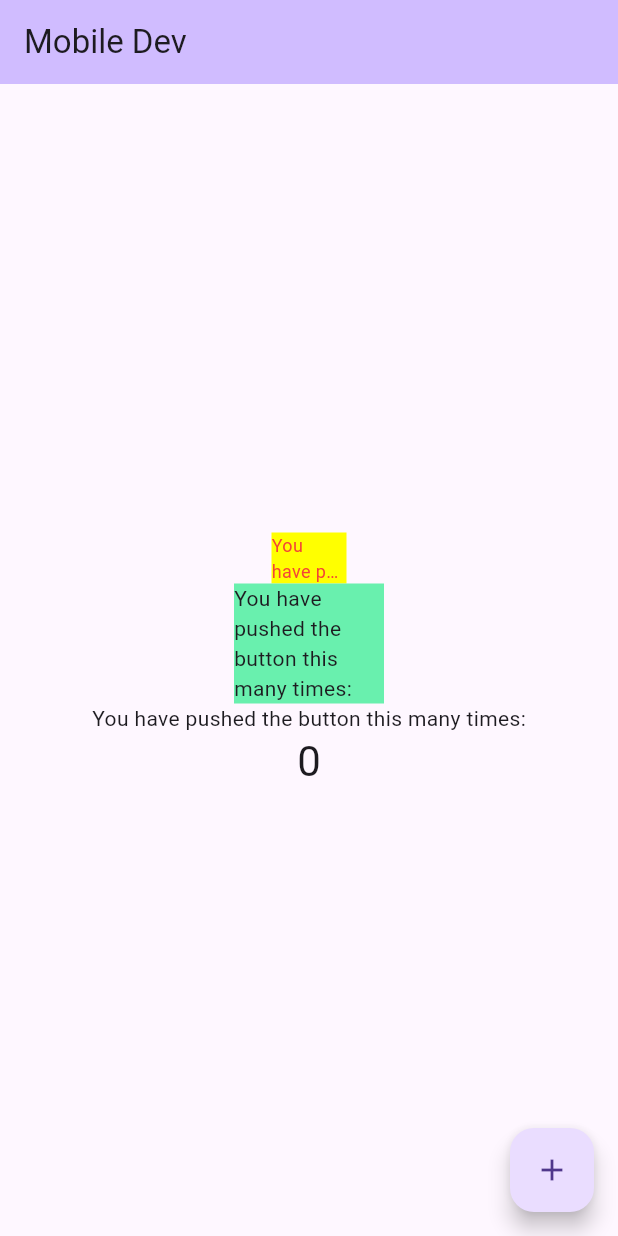
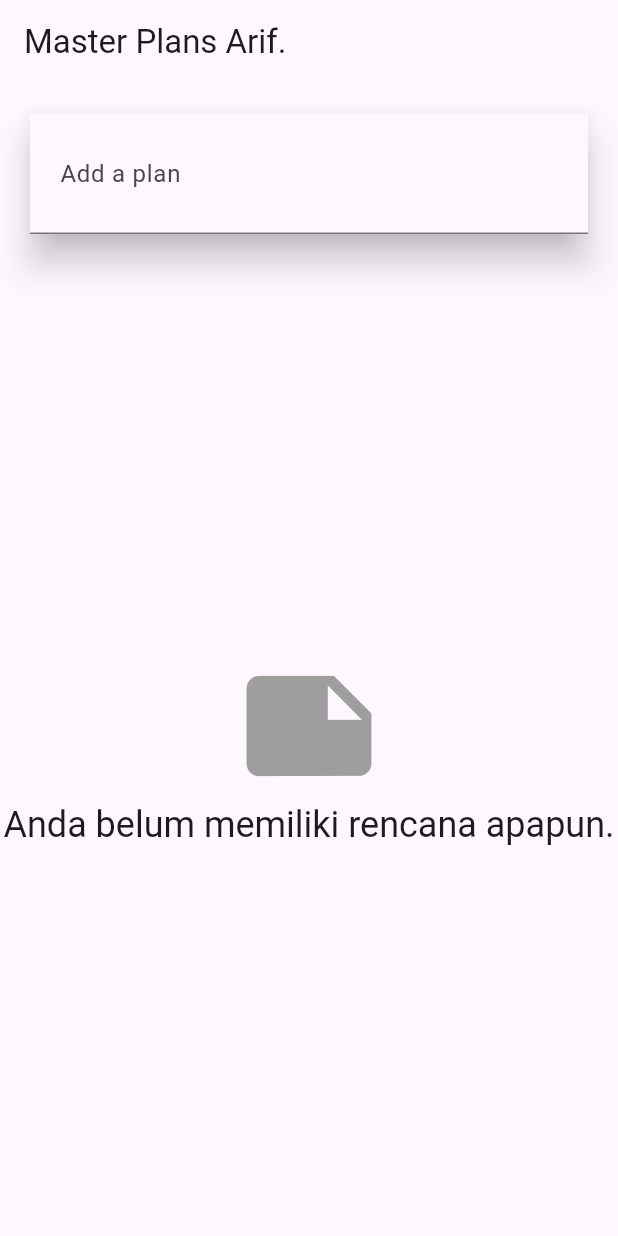
Before and after one commit to fakhruddinarif/mobile_dev, a Flutter app: the screen it shows after launch, on a phone screen of 412 x 824 dp. Run offline on Flutter 3.47's test engine with Material 3 defaults, Android fonts, the phone set to English and light mode, and no system bars; drawn by our look-alikes of auto_size_text; our stand-ins replace go_router.

Commit message:
feat: done create tasks practicum 1 and 2

```diff
--- a/lib/main.dart
+++ b/lib/main.dart
@@ -1,12 +1,31 @@
 import 'package:flutter/material.dart';
 import 'package:go_router/go_router.dart';
 import 'package:mobile_dev/basic_widgets/red_text_widget.dart';
-import 'package:mobile_dev/basic_widgets/scaffold_widget.dart';
+import 'package:mobile_dev/models/data_layer.dart';
 import 'package:mobile_dev/pages/home_page.dart';
 import 'package:mobile_dev/pages/item_page.dart';
+import 'package:mobile_dev/provider/plan_provider.dart';
+import 'package:mobile_dev/views/plan_creator_screen.dart';
+import 'package:mobile_dev/views/plan_screen.dart';
 
-void main() {
-  runApp(const MyApp());
+void main() => runApp(MasterPlanApp());
+
+class MasterPlanApp extends StatelessWidget {
+  const MasterPlanApp({Key? key}) : super(key: key);
+
+  @override
+  Widget build(BuildContext context) {
+    return PlanProvider(
+      notifier: ValueNotifier<List<Plan>>([]),
+      child: MaterialApp(
+        title: 'State management app',
+        theme: ThemeData(
+          primarySwatch: Colors.blue,
+        ),
+        home: const PlanCreatorScreen(),
+      ),
+    );
+  }
 }
 
 final GoRouter _router = GoRouter(
--- /dev/null
+++ b/lib/models/data_layer.dart
@@ -0,0 +1,2 @@
+export 'plan.dart';
+export 'task.dart';
--- /dev/null
+++ b/lib/models/plan.dart
@@ -0,0 +1,11 @@
+import 'package:mobile_dev/models/task.dart';
+
+class Plan {
+  final String name;
+  final List<Task> tasks;
+
+  const Plan({this.name = '', this.tasks = const []});
+
+  int get completedCount => tasks.where((task) => task.complete).length;
+  String get completenessMessage => '$completedCount out of ${tasks.length} tasks';
+}
--- /dev/null
+++ b/lib/models/task.dart
@@ -0,0 +1,6 @@
+class Task {
+  final String description;
+  final bool complete;
+
+  const Task({this.description = '', this.complete = false});
+}
--- /dev/null
+++ b/lib/provider/plan_provider.dart
@@ -0,0 +1,15 @@
+import 'package:flutter/material.dart';
+import 'package:mobile_dev/models/data_layer.dart';
+
+class PlanProvider extends InheritedNotifier<ValueNotifier<List<Plan>>> {
+  const PlanProvider({super.key, required Widget child, required ValueNotifier<List<Plan>> notifier}) : super(child: child, notifier: notifier);
+
+  static ValueNotifier<List<Plan>> of(BuildContext context) {
+    return context.dependOnInheritedWidgetOfExactType<PlanProvider>()!.notifier!;
+  }
+
+  @override
+  bool updateShouldNotify(PlanProvider oldWidget) {
+    return oldWidget.notifier!.value != notifier!.value;
+  }
+}
--- /dev/null
+++ b/lib/views/plan_creator_screen.dart
@@ -0,0 +1,100 @@
+import 'package:flutter/material.dart';
+import 'package:mobile_dev/models/data_layer.dart';
+import 'package:mobile_dev/provider/plan_provider.dart';
+import 'package:mobile_dev/views/plan_screen.dart';
+
+class PlanCreatorScreen extends StatefulWidget {
+  const PlanCreatorScreen({Key? key}) : super(key: key);
+
+  @override
+  _PlanCreatorScreenState createState() => _PlanCreatorScreenState();
+}
+
+class _PlanCreatorScreenState extends State<PlanCreatorScreen> {
+  final textController = TextEditingController();
+
+  @override
+  Widget build(BuildContext context) {
+    return Scaffold(
+      appBar: AppBar(title: const Text('Master Plans Arif.')),
+      body: Column(
+        children: [
+          _buildListCreator(),
+          Expanded(child: _buildMasterPlans()),
+        ],
+      ),
+    );
+  }
+
+  Widget _buildListCreator() {
+    return Padding(
+      padding: const EdgeInsets.all(20.0),
+      child: Material(
+        color: Theme.of(context).cardColor,
+        elevation: 10,
+        child: TextField(
+          controller: textController,
+          decoration: const InputDecoration(
+            labelText: 'Add a plan',
+            contentPadding: EdgeInsets.all(20),
+          ),
+          onEditingComplete: addPlan,
+        ),
+      ),
+    );
+  }
+
+  void addPlan() {
+    final text = textController.text;
+    if (text.isEmpty) return;
+    final plan = Plan(name: text, tasks: []);
+    ValueNotifier<List<Plan>> planNotifier = PlanProvider.of(context);
+    planNotifier.value = List<Plan>.from(planNotifier.value)..add(plan);
+    textController.clear();
+    FocusScope.of(context).requestFocus(FocusNode());
+    setState(() {});
+  }
+
+  Widget _buildMasterPlans() {
+    ValueNotifier<List<Plan>> planNotifier = PlanProvider.of(context);
+    List<Plan> plans = planNotifier.value;
+
+    if (plans.isEmpty) {
+      return Column(
+        mainAxisAlignment: MainAxisAlignment.center,
+        children: [
+          const Icon(Icons.note, size: 100, color: Colors.grey),
+          Text(
+            'Anda belum memiliki rencana apapun.',
+            style: Theme.of(context).textTheme.headlineSmall,
+            textAlign: TextAlign.center,
+          ),
+        ],
+      );
+    }
+
+    return ListView.builder(
+      itemCount: plans.length,
+      itemBuilder: (context, index) {
+        final plan = plans[index];
+        return ListTile(
+          title: Text(plan.name),
+          subtitle: Text(plan.completenessMessage),
+          onTap: () {
+            Navigator.of(context).push(
+              MaterialPageRoute(
+                builder: (_) => PlanScreen(plan: plan),
+              ),
+            );
+          },
+        );
+      },
+    );
+  }
+
+  @override
+  void dispose() {
+    textController.dispose();
+    super.dispose();
+  }
+}
--- /dev/null
+++ b/lib/views/plan_screen.dart
@@ -0,0 +1,125 @@
+import 'package:flutter/material.dart';
+import 'package:mobile_dev/models/data_layer.dart';
+import 'package:mobile_dev/provider/plan_provider.dart';
+
+class PlanScreen extends StatefulWidget {
+  final Plan plan;
+  const PlanScreen({super.key, required this.plan});
+
+  @override
+  _PlanScreenState createState() => _PlanScreenState();
+}
+
+class _PlanScreenState extends State<PlanScreen> {
+  late ScrollController scrollController;
+  Plan get plan => widget.plan;
+
+  @override
+  void initState() {
+    super.initState();
+    scrollController = ScrollController()
+      ..addListener(() {
+        FocusScope.of(context).requestFocus(FocusNode());
+      });
+  }
+
+  @override
+  void dispose() {
+    scrollController.dispose();
+    super.dispose();
+  }
+
+  @override
+  Widget build(BuildContext context) {
+    ValueNotifier<List<Plan>> planNotifier = PlanProvider.of(context);
+    return Scaffold(
+      appBar: AppBar(title: Text(plan.name),),
+      body: ValueListenableBuilder<List<Plan>>(
+          valueListenable: planNotifier,
+          builder: (context, plans, child) {
+            Plan currentPlan = plans.firstWhere((plan) => plan.name == widget.plan.name, orElse: () => Plan(name: '', tasks: []));
+            return Column(
+              children: [
+                Expanded(
+                  child: _buildList(currentPlan),
+                ),
+                SafeArea(
+                  child: Text(currentPlan.completenessMessage),
+                ),
+              ],
+            );
+          }
+      ),
+      floatingActionButton: _buildAddTaskButton(context),
+    );
+  }
+
+  Widget _buildAddTaskButton(BuildContext context) {
+    ValueNotifier<List<Plan>> planNotifier = PlanProvider.of(context);
+
+    return FloatingActionButton(
+      child: const Icon(Icons.add),
+      onPressed: () {
+        Plan currentPlan = plan;
+        int planIndex = planNotifier.value.indexWhere((plan) => plan.name == currentPlan.name);
+        if (planIndex == -1) return;
+        List<Task> updatedTasks = List<Task>.from(currentPlan.tasks)
+          ..add(const Task());
+        planNotifier.value = List<Plan>.from(planNotifier.value)
+          ..[planIndex] = Plan(
+            name: currentPlan.name,
+            tasks: updatedTasks,
+          );
+        planNotifier.value = List<Plan>.from(planNotifier.value);
+      },
+    );
+  }
+
+  Widget _buildList(Plan plan) {
+    return ListView.builder(
+        controller: scrollController,
+        itemCount: plan.tasks.length,
+        itemBuilder: (context, index) => _buildTaskTile(plan.tasks[index], index, context)
+    );
+  }
+
+  Widget _buildTaskTile(Task task, int index, BuildContext context) {
+    ValueNotifier<List<Plan>> planNotifier = PlanProvider.of(context);
+
+    return ListTile(
+      leading: Checkbox(
+          value: task.complete,
+          onChanged: (selected) {
+            Plan currentPlan = planNotifier.value.firstWhere((plan) => plan.name == widget.plan.name, orElse: () => Plan(name: '', tasks: []));
+            int planIndex = planNotifier.value.indexWhere((plan) => plan.name == currentPlan.name);
+            planNotifier.value = List<Plan>.from(planNotifier.value)
+              ..[planIndex] = Plan(
+                name: currentPlan.name,
+                tasks: List<Task>.from(currentPlan.tasks)
+                  ..[index] = Task(
+                    description: task.description,
+                    complete: selected ?? false,
+                  ),
+              );
+            planNotifier.value = List<Plan>.from(planNotifier.value);
+          }),
+      title: TextFormField(
+        initialValue: task.description,
+        onChanged: (text) {
+          Plan currentPlan = planNotifier.value.firstWhere((plan) => plan.name == widget.plan.name, orElse: () => Plan(name: '', tasks: []));
+          int planIndex = planNotifier.value.indexWhere((plan) => plan.name == currentPlan.name);
+          planNotifier.value = List<Plan>.from(planNotifier.value)
+            ..[planIndex] = Plan(
+              name: currentPlan.name,
+              tasks: List<Task>.from(currentPlan.tasks)
+                ..[index] = Task(
+                  description: text,
+                  complete: task.complete,
+                ),
+            );
+          planNotifier.value = List<Plan>.from(planNotifier.value);
+        },
+      ),
+    );
+  }
+}
```
Also changed, not shown: images/w9_01.png (added), images/w9_02.png (added), images/w9_03.png (added), images/w9_04.png (added), images/w9_05.png (added), images/w9_06.png (added), 1 other file.
